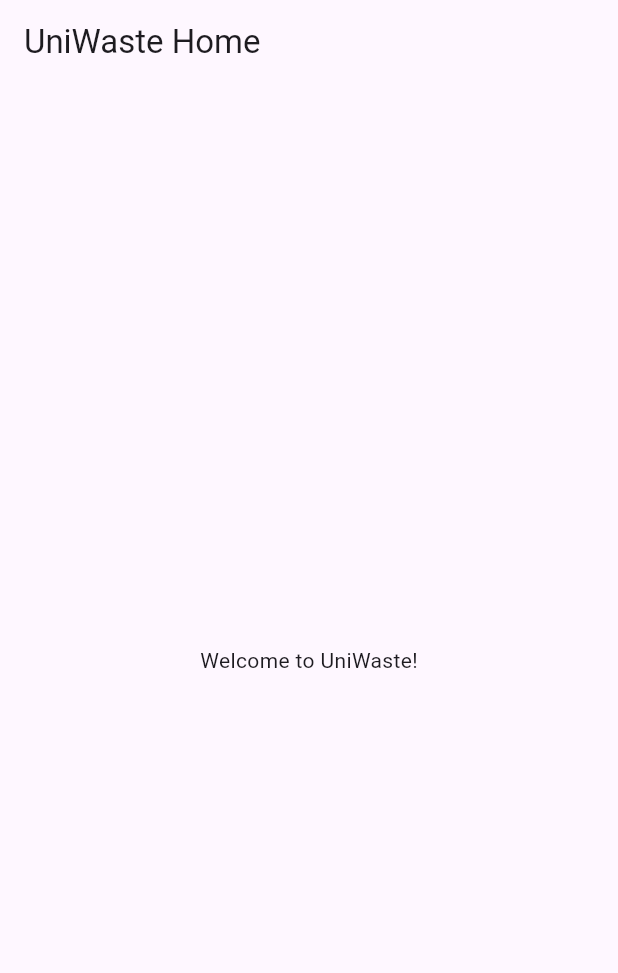
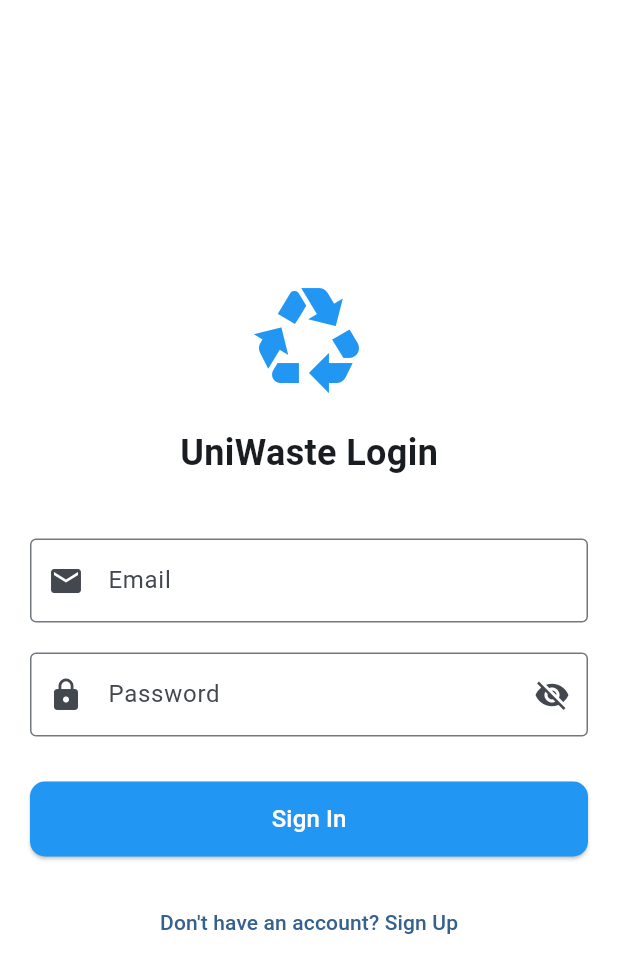
Before and after one commit to qxnqingxueng/uniwaste, a Flutter app: the screen it shows after launch, on a phone screen of 412 x 824 dp. Shown: the top 973 px of the screen. Run offline on Flutter 3.47's test engine with Material 3 defaults, Android fonts, the phone set to English and light mode, and no system bars; our stand-ins replace bloc, cloud_firestore, equatable, firebase_auth, firebase_core, flutter_bloc; accounts and stored records are empty.

Commit message:
Add sign in and sign up page

```diff
--- a/uniwaste/lib/app.dart
+++ b/uniwaste/lib/app.dart
@@ -1,6 +1,5 @@
 import 'package:flutter/material.dart';
 import 'package:flutter_bloc/flutter_bloc.dart';
-// Import the real repository so Dart knows what "UserRepository" is
 import 'package:user_repository/user_repository.dart';
 import 'package:uniwaste/blocs/authentication_bloc/authentication_bloc.dart';
 import 'app_view.dart';
@@ -12,11 +11,14 @@ class MyApp extends StatelessWidget {
 
   @override
   Widget build(BuildContext context) {
-    return BlocProvider<AuthenticationBloc>(
-      create: (context) => AuthenticationBloc(
-        userRepository: userRepository,
+    return RepositoryProvider.value(
+      value: userRepository,
+      child: BlocProvider<AuthenticationBloc>(
+        create: (context) => AuthenticationBloc(
+          userRepository: userRepository,
+        ),
+        child: const MyAppView(),
       ),
-      child: const MyAppView(),
     );
   }
 }
--- a/uniwaste/lib/app_view.dart
+++ b/uniwaste/lib/app_view.dart
@@ -1,4 +1,7 @@
 import 'package:flutter/material.dart';
+import 'package:flutter_bloc/flutter_bloc.dart';
+import 'package:uniwaste/blocs/authentication_bloc/authentication_bloc.dart';
+import 'package:uniwaste/screens/auth/sign_in_screen.dart';
 
 class MyAppView extends StatelessWidget {
   const MyAppView({super.key});
@@ -7,13 +10,35 @@ class MyAppView extends StatelessWidget {
   Widget build(BuildContext context) {
     return MaterialApp(
       title: 'University Waste Management',
-      home: Scaffold(
+      theme: ThemeData(
+        colorScheme: ColorScheme.fromSeed(seedColor: Colors.blue),
+        useMaterial3: true,
+      ),
+      home: BlocBuilder<AuthenticationBloc, AuthenticationState>(
+        builder: (context, state) {
+          if (state.status == AuthenticationStatus.authenticated) {
+            // If authenticated, show the Home Screen
+            return Scaffold(
               appBar: AppBar(
                 title: const Text('UniWaste Home'),
+                actions: [
+                  IconButton(
+                    onPressed: () {
+                      context.read<AuthenticationBloc>().add(AuthenticationLogoutRequested());
+                    },
+                    icon: const Icon(Icons.logout),
+                  )
+                ],
               ),
               body: const Center(
                 child: Text('Welcome to UniWaste!'),
               ),
+            );
+          } else {
+            // If unauthenticated (or unknown), show the Login Screen
+            return const SignInScreen();
+          }
+        },
       ),
     );
   }
--- /dev/null
+++ b/uniwaste/lib/blocs/sign_in_bloc/sign_in_bloc.dart
@@ -0,0 +1,24 @@
+import 'package:bloc/bloc.dart';
+import 'package:equatable/equatable.dart';
+import 'package:user_repository/user_repository.dart';
+
+part 'sign_in_event.dart';
+part 'sign_in_state.dart';
+
+class SignInBloc extends Bloc<SignInEvent, SignInState> {
+  final UserRepository _userRepository;
+
+  SignInBloc({required UserRepository userRepository})
+      : _userRepository = userRepository,
+        super(SignInInitial()) {
+    on<SignInRequired>((event, emit) async {
+      emit(SignInProcess());
+      try {
+        await _userRepository.signIn(event.email, event.password);
+        emit(SignInSuccess());
+      } catch (e) {
+        emit(SignInFailure(message: e.toString()));
+      }
+    });
+  }
+}
--- /dev/null
+++ b/uniwaste/lib/blocs/sign_in_bloc/sign_in_event.dart
@@ -0,0 +1,18 @@
+part of 'sign_in_bloc.dart';
+
+abstract class SignInEvent extends Equatable {
+  const SignInEvent();
+
+  @override
+  List<Object> get props => [];
+}
+
+class SignInRequired extends SignInEvent {
+  final String email;
+  final String password;
+
+  const SignInRequired(this.email, this.password);
+
+  @override
+  List<Object> get props => [email, password];
+}
--- /dev/null
+++ b/uniwaste/lib/blocs/sign_in_bloc/sign_in_state.dart
@@ -0,0 +1,23 @@
+part of 'sign_in_bloc.dart';
+
+abstract class SignInState extends Equatable {
+  const SignInState();
+
+  @override
+  List<Object> get props => [];
+}
+
+class SignInInitial extends SignInState {}
+
+class SignInProcess extends SignInState {}
+
+class SignInSuccess extends SignInState {}
+
+class SignInFailure extends SignInState {
+  final String? message;
+
+  const SignInFailure({this.message});
+
+  @override
+  List<Object> get props => [message ?? 'An unknown error occurred'];
+}
--- /dev/null
+++ b/uniwaste/lib/blocs/sign_up_bloc/sign_up_event.dart
@@ -0,0 +1,18 @@
+part of 'sign_up_bloc.dart';
+
+abstract class SignUpEvent extends Equatable {
+  const SignUpEvent();
+
+  @override
+  List<Object> get props => [];
+}
+
+class SignUpRequired extends SignUpEvent {
+  final MyUser user;
+  final String password;
+
+  const SignUpRequired(this.user, this.password);
+
+  @override
+  List<Object> get props => [user, password];
+}
--- /dev/null
+++ b/uniwaste/lib/screens/auth/sign_in_screen.dart
@@ -0,0 +1,159 @@
+import 'package:flutter/material.dart';
+import 'package:flutter_bloc/flutter_bloc.dart';
+import 'package:uniwaste/blocs/sign_in_bloc/sign_in_bloc.dart';
+import 'package:uniwaste/blocs/authentication_bloc/authentication_bloc.dart';
+import 'package:uniwaste/screens/auth/sign_up_screen.dart';
+
+class SignInScreen extends StatefulWidget {
+  const SignInScreen({super.key});
+
+  @override
+  State<SignInScreen> createState() => _SignInScreenState();
+}
+
+class _SignInScreenState extends State<SignInScreen> {
+  final _passwordController = TextEditingController();
+  final _emailController = TextEditingController();
+  final _formKey = GlobalKey<FormState>();
+  bool signInRequired = false;
+  bool obscurePassword = true;
+
+@override
+  Widget build(BuildContext context) {
+    return BlocProvider<SignInBloc>(
+      create: (context) => SignInBloc(
+        userRepository: context.read<AuthenticationBloc>().userRepository,
+      ),
+      child: Scaffold(
+        backgroundColor: Colors.white,
+        body: BlocListener<SignInBloc, SignInState>(
+          listener: (context, state) {
+            if (state is SignInSuccess) {
+              setState(() {
+                signInRequired = false;
+              });
+            } else if (state is SignInProcess) {
+              setState(() {
+                signInRequired = true;
+              });
+            } else if (state is SignInFailure) {
+              setState(() {
+                signInRequired = false;
+              });
+              ScaffoldMessenger.of(context).showSnackBar(
+                SnackBar(content: Text(state.message ?? 'Login Failed')),
+              );
+            }
+          },
+          // FIX: Add this Builder
+          child: Builder(
+            builder: (context) {
+              return Center(
+                child: SingleChildScrollView(
+                  padding: const EdgeInsets.all(20),
+                  child: Form(
+                    key: _formKey,
+                    child: Column(
+                      mainAxisAlignment: MainAxisAlignment.center,
+                      children: [
+                        const Icon(Icons.recycling, size: 80, color: Colors.blue),
+                        const SizedBox(height: 20),
+                        const Text(
+                          'UniWaste Login',
+                          style: TextStyle(fontSize: 24, fontWeight: FontWeight.bold),
+                        ),
+                        const SizedBox(height: 40),
+
+                        // Email Field
+                        TextFormField(
+                          controller: _emailController,
+                          keyboardType: TextInputType.emailAddress,
+                          decoration: const InputDecoration(
+                            labelText: 'Email',
+                            prefixIcon: Icon(Icons.email),
+                            border: OutlineInputBorder(),
+                          ),
+                          validator: (val) {
+                            if (val!.isEmpty) return 'Please enter your email';
+                            return null;
+                          },
+                        ),
+                        const SizedBox(height: 20),
+
+                        // Password Field
+                        TextFormField(
+                          controller: _passwordController,
+                          obscureText: obscurePassword,
+                          decoration: InputDecoration(
+                            labelText: 'Password',
+                            prefixIcon: const Icon(Icons.lock),
+                            suffixIcon: IconButton(
+                              onPressed: () {
+                                setState(() {
+                                  obscurePassword = !obscurePassword;
+                                });
+                              },
+                              icon: Icon(obscurePassword
+                                ? Icons.visibility_off
+                                : Icons.visibility
+                              ),
+                            ),
+                            border: const OutlineInputBorder(),
+                          ),
+                          validator: (val) {
+                            if (val!.isEmpty) return 'Please enter your password';
+                            return null;
+                          },
+                        ),
+                        const SizedBox(height: 30),
+
+                        // Sign In Button
+                        SizedBox(
+                          width: double.infinity,
+                          height: 50,
+                          child: !signInRequired
+                              ? ElevatedButton(
+                                  onPressed: () {
+                                    if (_formKey.currentState!.validate()) {
+                                      // Now this 'context' comes from the Builder, so it works!
+                                      context.read<SignInBloc>().add(
+                                        SignInRequired(
+                                          _emailController.text,
+                                          _passwordController.text,
+                                        ),
+                                      );
+                                    }
+                                  },
+                                  style: ElevatedButton.styleFrom(
+                                    backgroundColor: Colors.blue,
+                                    foregroundColor: Colors.white,
+                                    shape: RoundedRectangleBorder(
+                                      borderRadius: BorderRadius.circular(10),
+                                    ),
+                                  ),
+                                  child: const Text('Sign In', style: TextStyle(fontSize: 16)),
+                                )
+                              : const Center(child: CircularProgressIndicator()),
+                        ),
+                        const SizedBox(height: 20),
+                        TextButton(
+                          onPressed: () {
+                            Navigator.push(
+                              context,
+                              MaterialPageRoute(builder: (context) => const SignUpScreen()),
+                            );
+                          },
+                          child: const Text("Don't have an account? Sign Up"),
+                        ),
+                      ],
+                    ),
+                  ),
+                ),
+              );
+            },
+          ),
+        ),
+      ),
+    );
+  }
+}
--- a/uniwaste/packages/user_repository/pubspec.yaml
+++ b/uniwaste/packages/user_repository/pubspec.yaml
@@ -7,8 +7,8 @@ environment:
 dependencies:
   flutter:
     sdk: flutter
-  firebase_auth: any
-  cloud_firestore: any
+  firebase_auth: ^5.3.1
+  cloud_firestore: ^5.4.4
   equatable: ^2.0.7
 
 dev_dependencies:
--- a/uniwaste/pubspec.yaml
+++ b/uniwaste/pubspec.yaml
@@ -30,7 +30,9 @@ environment:
 dependencies:
   flutter:
     sdk: flutter
-  firebase_core: ^2.16.0
+  firebase_core: ^3.6.0
+  firebase_auth: ^5.3.1
+  cloud_firestore: ^5.4.4
   bloc: ^8.1.2
   flutter_bloc: ^8.1.3
   equatable: ^2.0.5
```
Also changed, not shown: uniwaste/lib/blocs/authentication_bloc/authentication_bloc.dart (+9 -2 lines), uniwaste/lib/blocs/sign_up_bloc/sign_up_bloc.dart (added, +29 -0 lines), uniwaste/lib/blocs/sign_up_bloc/sign_up_state.dart (added, +23 -0 lines), uniwaste/lib/screens/auth/sign_up_screen.dart (added, +142 -0 lines), uniwaste/packages/user_repository/pubspec.lock, uniwaste/pubspec.lock. Lines whose indentation alone changed are shown as unchanged.
